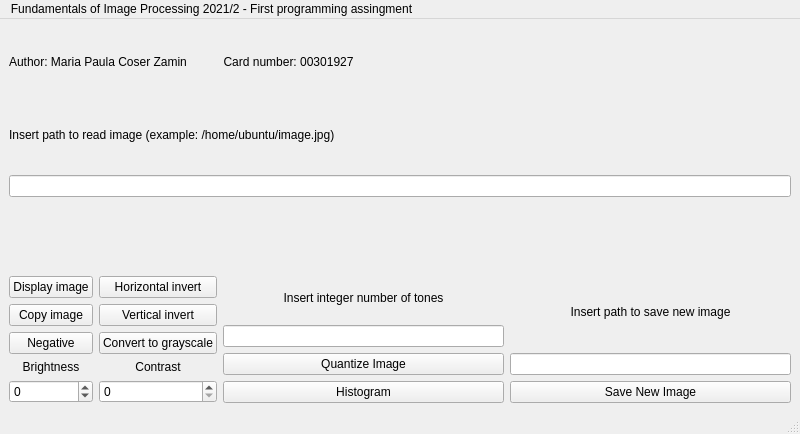
First picture: the form in mainwindow.ui, repository mpaulazamin/Trabalho2_FPI_Maria_Paula_Zamin, before the edit.
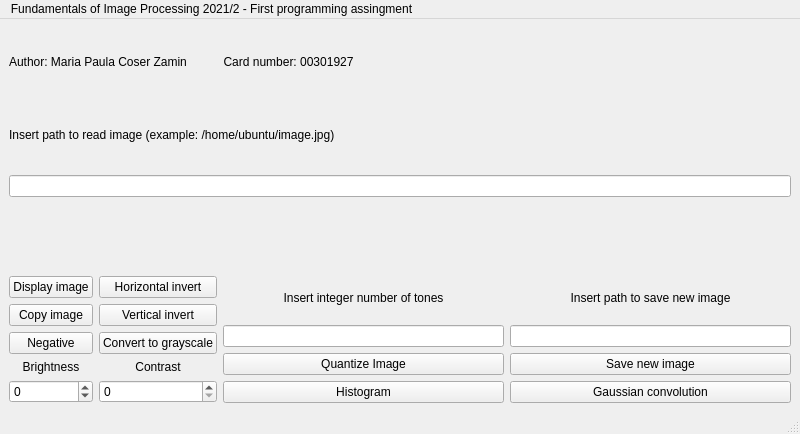
Second picture: the form after the edit.

Commit message: adding gaussian filter

The edit to the form file:
```diff
--- a/mainwindow.ui
+++ b/mainwindow.ui
@@ -208,7 +208,14 @@
         <item>
          <widget class="QPushButton" name="pushButtonSaveNewImage">
           <property name="text">
-           <string>Save New Image</string>
+           <string>Save new image</string>
+          </property>
+         </widget>
+        </item>
+        <item>
+         <widget class="QPushButton" name="pushButtonGaussian">
+          <property name="text">
+           <string>Gaussian convolution</string>
           </property>
          </widget>
         </item>
```
The commit also changes 3 other files.
